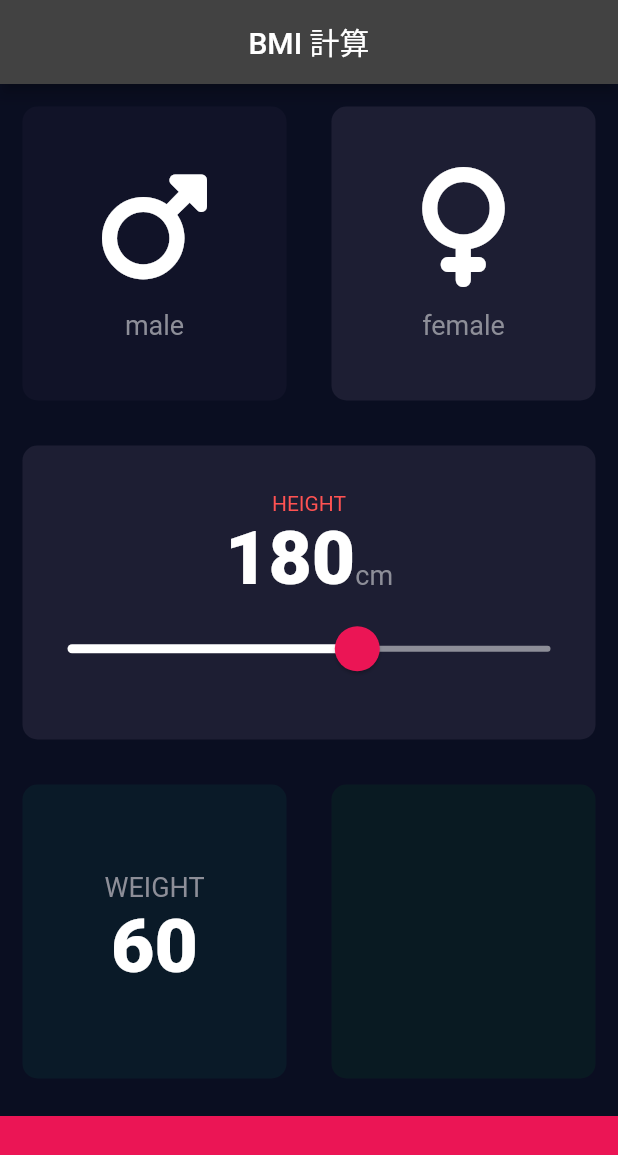
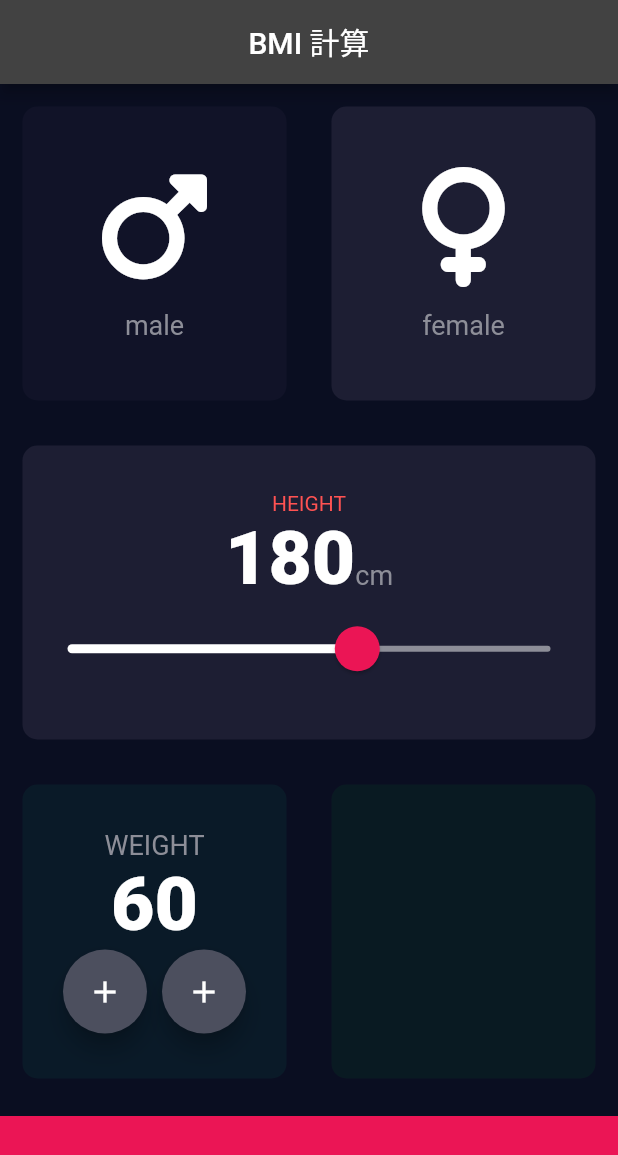
Before and after one commit to KYOHEI-jp/bmi_calculator, a Flutter app: the screen it shows after launch, on a phone screen of 412 x 824 dp. Shown: the top 1155 px of the screen. Run offline on Flutter 3.47's test engine with Material 2 defaults, Android fonts, the phone set to English and light mode, and no system bars; our stand-ins replace font_awesome_flutter.

Commit message:
RoundIconButtonに切り分け

```diff
--- a/lib/input_page.dart
+++ b/lib/input_page.dart
@@ -147,6 +147,25 @@ class _InputPageState extends State<InputPage> {
                         Text(
                           weight.toString(),
                           style: kNumberTextStyle,
+                        ),
+                        Row(
+                          mainAxisAlignment: MainAxisAlignment.center,
+                          children: [
+                            RoundIconButton(
+                              child: Icon(Icons.add),
+                            ),
+                            SizedBox(
+                              width: 10.0,
+                            ),
+                            FloatingActionButton(
+                              backgroundColor: Color(0xFF4C4F5E),
+                              onPressed: () {},
+                              child: Icon(
+                                Icons.add,
+                                color: Colors.white,
+                              ),
+                            ),
+                          ],
                         )
                       ],
                     ),
@@ -174,3 +193,23 @@ class _InputPageState extends State<InputPage> {
     );
   }
 }
+
+class RoundIconButton extends StatelessWidget {
+  final Widget child;
+
+  const RoundIconButton({Key? key, required this.child}) : super(key: key);
+
+  @override
+  Widget build(BuildContext context) {
+    return RawMaterialButton(
+        child: child,
+        elevation: 6.0,
+        constraints: BoxConstraints.tightFor(
+          width: 56.0,
+          height: 56.0,
+        ),
+        shape: CircleBorder(),
+        fillColor: Color(0xFF4C4F5E),
+        onPressed: () {});
+  }
+}
```
